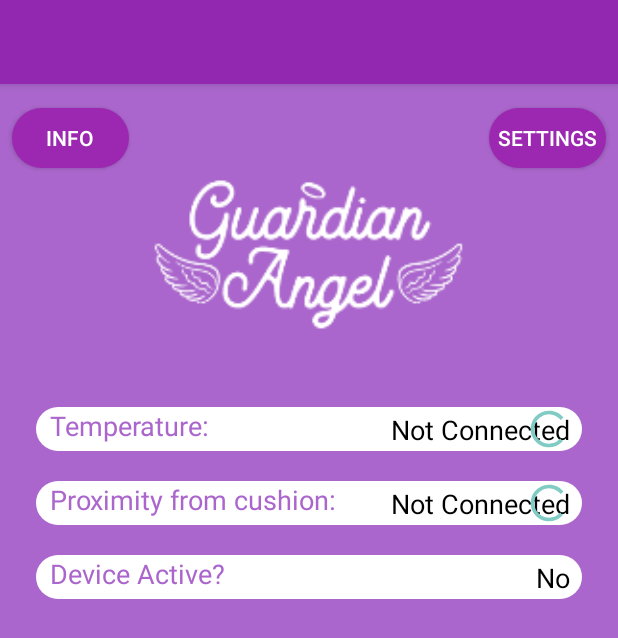
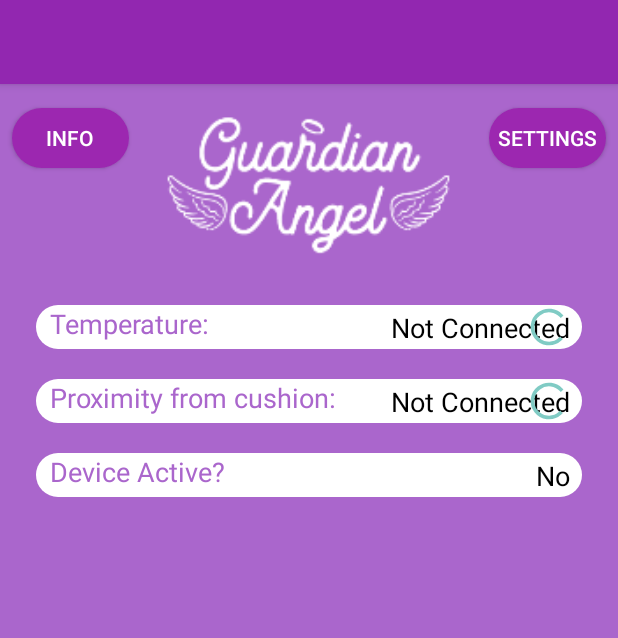
Before and after one commit to hmcashan13/GuardianAngel-Android, an Android app: the layout activity_connection.xml on its own in the app's theme, with its tools: preview values and no code run, on a phone screen of 412 x 824 dp. Shown: the top 638 px of the screen. Run offline under Robolectric (Android 15) with nearby library versions, the phone set to English and light mode, and no system bars.

Commit message:
made splash screen better

```diff
--- a/app/src/main/java/com/example/hudsonmcashan/guradianaangel/Settings/TemperatureAdjustActivity.kt
+++ b/app/src/main/java/com/example/hudsonmcashan/guradianaangel/Settings/TemperatureAdjustActivity.kt
@@ -94,6 +94,7 @@ class TemperatureAdjustActivity : AppCompatActivity() {
             fahrenheitCelsius_status.text = if (isChecked)  getString(R.string.fahrenheitDegree) else getString(R.string.celsiusDegree)
             // Persist fahrenheitCelsius setting
             prefs!!.fahrenheitCelsius = isChecked
+            fahrenheitCelsius = isChecked
             i(TAG_SETTINGS, "fOrC: $isChecked")
             if (isChecked) {
                 maxTemp_status.text = "${maxTemp}°F"
@@ -135,6 +136,7 @@ class TemperatureAdjustActivity : AppCompatActivity() {
                 val newMaxTemp = seekBar.progress + 80
                 // Persist max temp setting
                 prefs!!.maxTemp = newMaxTemp
+                maxTemp = newMaxTemp
                 i(TAG_SETTINGS, "newMaxTemp: $newMaxTemp")
                 if (fahrenheitCelsius!!) {
                     maxTemp_status.text = "${newMaxTemp}°F"
--- a/app/src/main/res/layout/activity_connection.xml
+++ b/app/src/main/res/layout/activity_connection.xml
@@ -13,6 +13,7 @@
         android:layout_height="29dp"
         android:layout_marginStart="24dp"
         android:layout_marginLeft="24dp"
+        android:layout_marginTop="24dp"
         android:layout_marginEnd="24dp"
         android:layout_marginRight="24dp"
         android:background="@drawable/rounded_button2"
@@ -70,15 +71,15 @@
 
     <ImageView
         android:id="@+id/connection_logo"
-        android:layout_width="279dp"
-        android:layout_height="207dp"
+        android:layout_width="190dp"
+        android:layout_height="115dp"
         android:layout_marginStart="8dp"
         android:layout_marginLeft="8dp"
         android:layout_marginTop="8dp"
         android:layout_marginEnd="8dp"
         android:layout_marginRight="8dp"
         android:adjustViewBounds="true"
-        android:scaleType="fitCenter"
+        android:scaleType="centerCrop"
         app:layout_constraintEnd_toEndOf="parent"
         app:layout_constraintHorizontal_bias="0.497"
         app:layout_constraintStart_toStartOf="parent"
@@ -172,6 +173,6 @@
         android:layout_marginRight="4dp"
         app:layout_constraintBottom_toBottomOf="@+id/temp_text"
         app:layout_constraintEnd_toEndOf="@+id/temp_text"
-        app:layout_constraintTop_toBottomOf="@+id/connection_logo" />
+        app:layout_constraintTop_toTopOf="@+id/temp_text" />
 
 </android.support.constraint.ConstraintLayout>
--- a/app/src/main/res/layout/splash_screen.xml
+++ b/app/src/main/res/layout/splash_screen.xml
@@ -8,8 +8,8 @@
 
     <ImageView
         android:id="@+id/imageView"
-        android:layout_width="243dp"
-        android:layout_height="222dp"
+        android:layout_width="249dp"
+        android:layout_height="241dp"
         android:layout_marginStart="8dp"
         android:layout_marginLeft="8dp"
         android:layout_marginEnd="8dp"
--- a/build.gradle
+++ b/build.gradle
@@ -7,7 +7,7 @@ buildscript {
         jcenter()
     }
     dependencies {
-        classpath 'com.android.tools.build:gradle:3.4.1'
+        classpath 'com.android.tools.build:gradle:3.4.2'
         classpath "org.jetbrains.kotlin:kotlin-gradle-plugin:$kotlin_version"
         classpath "org.jetbrains.kotlin:kotlin-android-extensions:$kotlin_version"
         classpath 'com.google.gms:google-services:4.0.1'
```
Also changed, not shown: app/src/main/java/com/example/hudsonmcashan/guradianaangel/DeviceActivity.kt (+102 -25 lines).
